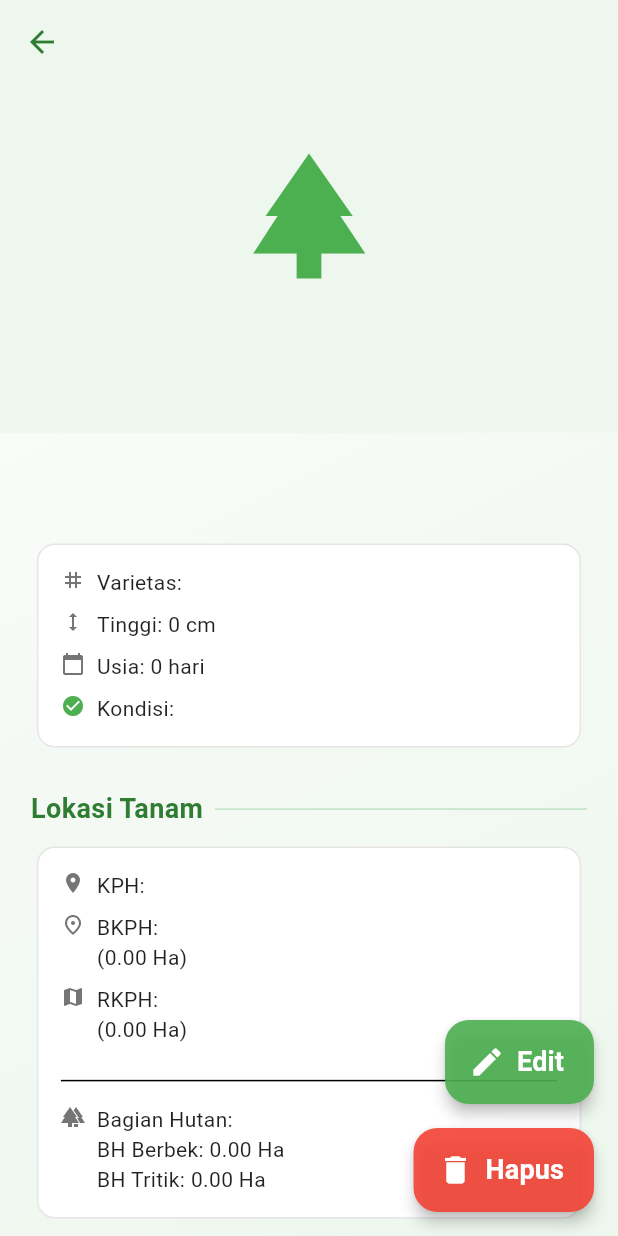
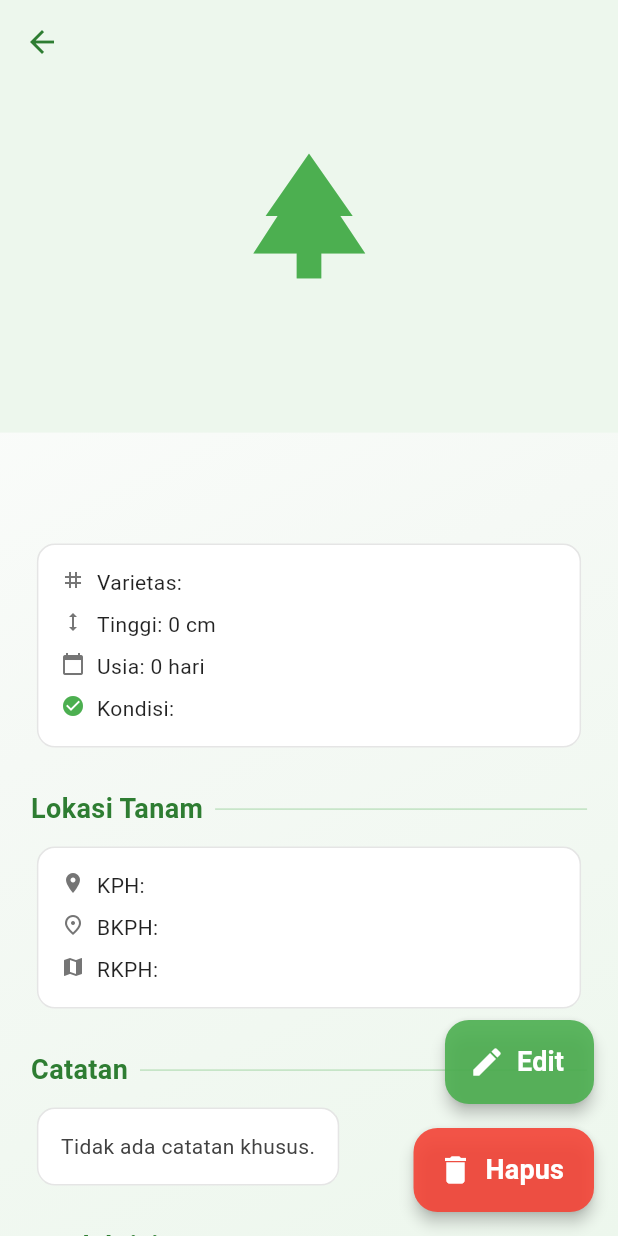
Before and after one commit to yuliagitaps77/flutter_green_track, a Flutter app: the BibitDetailPage screen opened directly with empty values, on a phone screen of 412 x 824 dp. Run offline on Flutter 3.47's test engine with Material 3 defaults, Android fonts, the phone set to English and light mode, and no system bars; our stand-ins replace cloud_firestore, firebase_auth, firebase_core, fl_chart, get, image_picker and 5 more; missing offline and left inert: barcode_scan2, image_gallery_saver_plus, torch_light; accounts and stored records are empty; Roboto replaces fonts that are missing (Poppins).

Commit message:
fixed bug:

```diff
--- a/lib/fitur/navigation/penyemaian/page/page_bibit/page_detail_bibit.dart
+++ b/lib/fitur/navigation/penyemaian/page/page_bibit/page_detail_bibit.dart
@@ -15,10 +15,9 @@ import 'package:permission_handler/permission_handler.dart';
 import 'package:path_provider/path_provider.dart';
 import 'dart:ui' as ui;
 import 'package:flutter/services.dart';
-import 'package:flutter_green_track/controllers/dashboard_pneyemaian/barcode_controller.dart';
 
 class BibitDetailPage extends StatefulWidget {
-  static String routeName = "/detail-bibit";
+  static String routeName = "/BibitDetailPage";
 
   const BibitDetailPage({Key? key}) : super(key: key);
 
@@ -27,8 +26,7 @@ class BibitDetailPage extends StatefulWidget {
 }
 
 class _BibitDetailPageState extends State<BibitDetailPage> {
-  late final Bibit bibit;
-  late final BarcodeController barcodeController;
+  late Bibit bibit;
   final GlobalKey qrKey = GlobalKey();
 
   // Define constant colors based on GreenTracks style guide
@@ -43,10 +41,6 @@ class _BibitDetailPageState extends State<BibitDetailPage> {
   @override
   void initState() {
     super.initState();
-    if (!Get.isRegistered<BarcodeController>()) {
-      Get.put(BarcodeController());
-    }
-    barcodeController = Get.find<BarcodeController>();
     bibit = Get.arguments as Bibit;
   }
 
@@ -199,21 +193,10 @@ class _BibitDetailPageState extends State<BibitDetailPage> {
                                 _buildInfoRow(Icons.place, "KPH: ${bibit.kph}",
                                     smallTextSize),
                                 const SizedBox(height: 8),
-                                _buildInfoRow(
-                                    Icons.place_outlined,
-                                    "BKPH: ${bibit.bkph}\n(${barcodeController.luasBKPHMap[bibit.bkph]?.toStringAsFixed(2) ?? '0.00'} Ha)",
-                                    smallTextSize),
+                                _buildInfoRow(Icons.place_outlined,
+                                    "BKPH: ${bibit.bkph}", smallTextSize),
                                 const SizedBox(height: 8),
-                                _buildInfoRow(
-                                    Icons.map,
-                                    "RKPH: ${bibit.rkph}\n(${barcodeController.luasAreaMap[bibit.rkph]?.toStringAsFixed(2) ?? '0.00'} Ha)",
-                                    smallTextSize),
-                                const SizedBox(height: 16),
-                                const Divider(),
-                                const SizedBox(height: 8),
-                                _buildInfoRow(
-                                    Icons.forest,
-                                    "Bagian Hutan:\nBH Berbek: ${barcodeController.bagianHutanMap[bibit.kph]?['BH Berbek']?.toStringAsFixed(2) ?? '0.00'} Ha\nBH Tritik: ${barcodeController.bagianHutanMap[bibit.kph]?['BH Tritik']?.toStringAsFixed(2) ?? '0.00'} Ha",
+                                _buildInfoRow(Icons.map, "RKPH: ${bibit.rkph}",
                                     smallTextSize),
                               ],
                             ),
```
